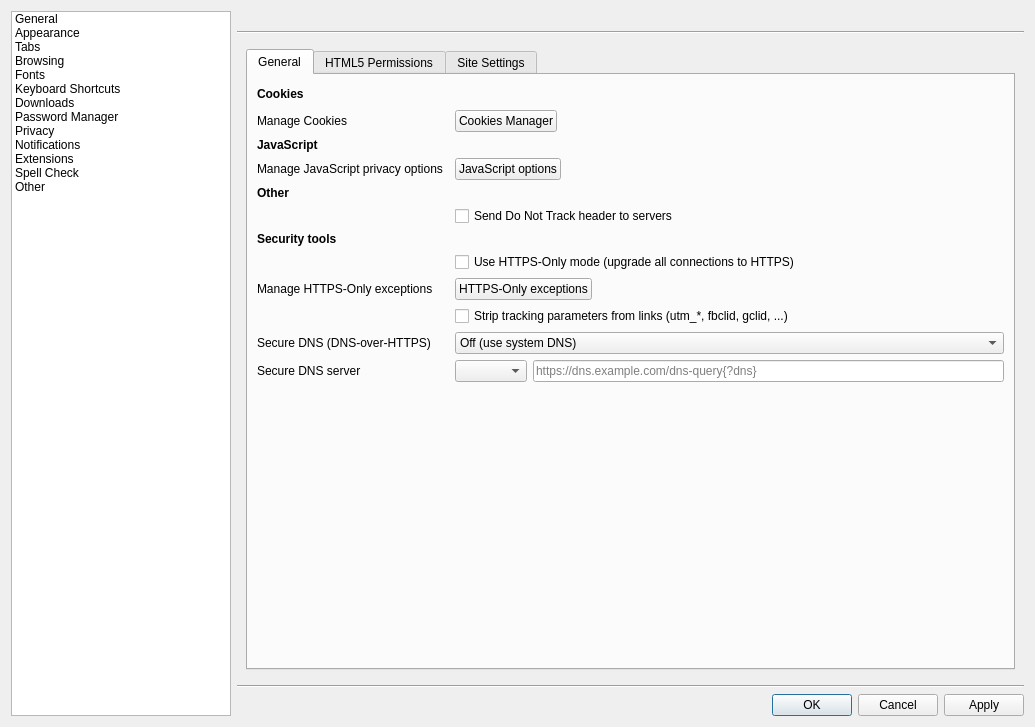
Old version of the form src/lib/preferences/preferences.ui in the repository osza-tools/osza-browser.
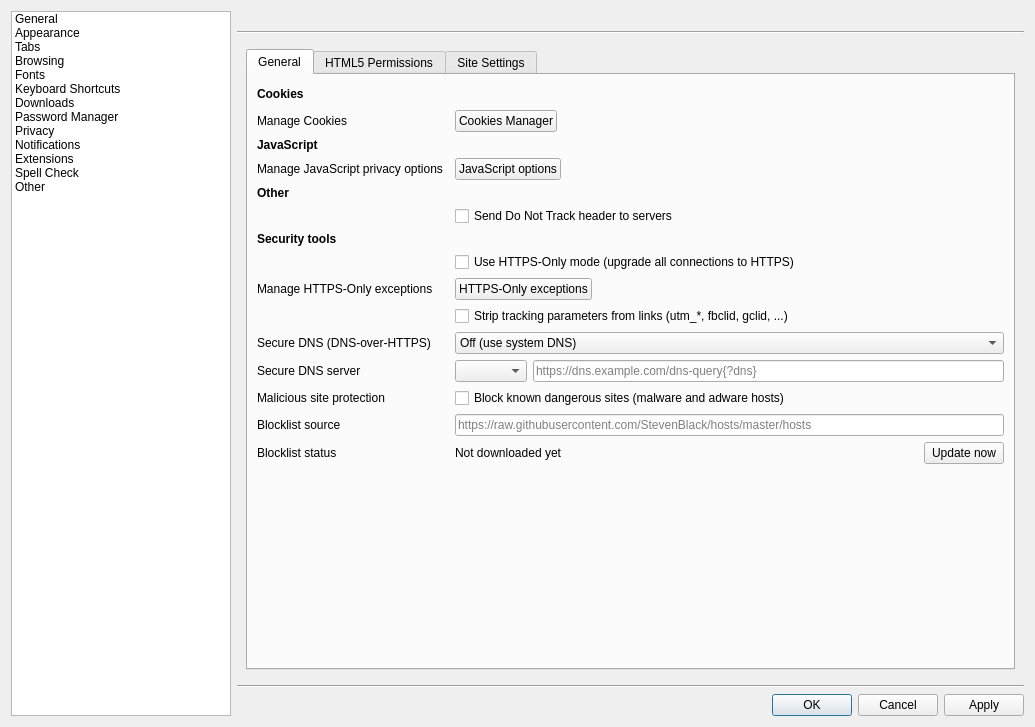
New version of the form. The open tabs and pages were chosen to show the change. Custom widgets are drawn as their Qt base class.

Commit message: security: malicious-site protection with a full interstitial

The edit to the form file:
```diff
--- a/src/lib/preferences/preferences.ui
+++ b/src/lib/preferences/preferences.ui
@@ -2493,7 +2493,94 @@
                  </item>
                 </layout>
                </item>
-               <item row="16" column="0" colspan="3">
+               <item row="15" column="2">
+                <widget class="QCheckBox" name="threatBlock">
+                 <property name="toolTip">
+                  <string>Block navigations and resources from hosts on a curated security blocklist (default: StevenBlack hosts). The list is downloaded in bulk from the configured source - no information about your browsing is sent.</string>
+                 </property>
+                 <property name="text">
+                  <string>Block known dangerous sites (malware and adware hosts)</string>
+                 </property>
+                </widget>
+               </item>
+               <item row="15" column="0">
+                <widget class="QLabel" name="labelThreatBlock">
+                 <property name="text">
+                  <string>Malicious site protection</string>
+                 </property>
+                </widget>
+               </item>
+               <item row="16" column="0">
+                <widget class="QLabel" name="labelThreatBlockSource">
+                 <property name="text">
+                  <string>Blocklist source</string>
+                 </property>
+                </widget>
+               </item>
+               <item row="16" column="2">
+                <widget class="QLineEdit" name="threatBlockSource">
+                 <property name="toolTip">
+                  <string>Plain-text blocklist URL. Lines can be hosts-file entries (0.0.0.0 domain), full URLs or bare host names.</string>
+                 </property>
+                 <property name="placeholderText">
+                  <string>https://raw.githubusercontent.com/StevenBlack/hosts/master/hosts</string>
+                 </property>
+                </widget>
+               </item>
+               <item row="17" column="0">
+                <widget class="QLabel" name="labelThreatBlockStatus">
+                 <property name="text">
+                  <string>Blocklist status</string>
+                 </property>
+                </widget>
+               </item>
+               <item row="17" column="2">
+                <layout class="QHBoxLayout" name="horizontalLayoutThreatBlock">
+                 <item>
+                  <widget class="QLabel" name="threatBlockStatus">
+                   <property name="toolTip">
+                    <string>Number of hosts on the blocklist and when it was last updated.</string>
+                   </property>
+                   <property name="text">
+                    <string>Not downloaded yet</string>
+                   </property>
+                   <property name="wordWrap">
+                    <bool>true</bool>
+                   </property>
+                  </widget>
+                 </item>
+                 <item>
+                  <spacer name="horizontalSpacerThreatBlock">
+                   <property name="orientation">
+                    <enum>Qt::Orientation::Horizontal</enum>
+                   </property>
+                   <property name="sizeHint" stdset="0">
+                    <size>
+                     <width>40</width>
+                     <height>20</height>
+                    </size>
+                   </property>
+                  </spacer>
+                 </item>
+                 <item>
+                  <widget class="QPushButton" name="threatBlockUpdateButton">
+                   <property name="sizePolicy">
+                    <sizepolicy hsizetype="Fixed" vsizetype="Fixed">
+                     <horstretch>0</horstretch>
+                     <verstretch>0</verstretch>
+                    </sizepolicy>
+                   </property>
+                   <property name="toolTip">
+                    <string>Download the blocklist from the configured source now.</string>
+                   </property>
+                   <property name="text">
+                    <string>Update now</string>
+                   </property>
+                  </widget>
+                 </item>
+                </layout>
+               </item>
+               <item row="18" column="0" colspan="3">
                 <spacer name="verticalSpacer_3">
                  <property name="orientation">
                   <enum>Qt::Orientation::Vertical</enum>
```
The commit also changes 24 other files.
